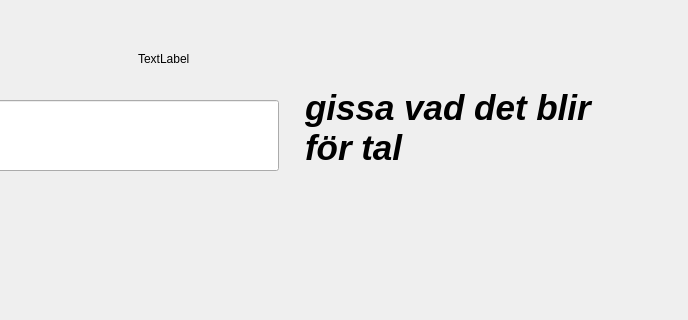
Above: mainwindow.ui from danmar/matte before the change; both pictures show x 112 to 800 and y 0 to 320 of the 800 by 600 pixel window. Below: the same form after it.
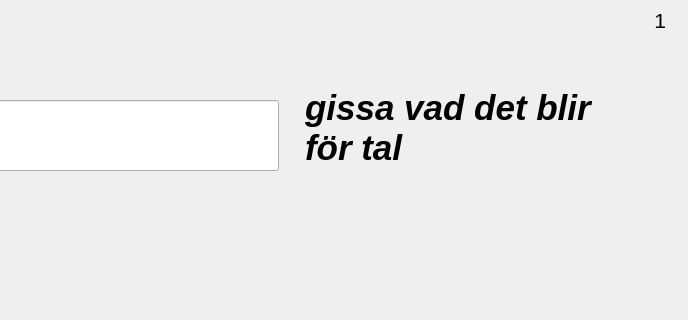
That is the form after the change. Icons and pictures are not drawn.

Commit message: question count

What changed in the file:
```diff
--- a/mainwindow.ui
+++ b/mainwindow.ui
@@ -94,14 +94,25 @@
    <widget class="QLabel" name="blinkCount">
     <property name="geometry">
      <rect>
-      <x>250</x>
-      <y>50</y>
-      <width>58</width>
-      <height>18</height>
+      <x>747</x>
+      <y>10</y>
+      <width>31</width>
+      <height>20</height>
      </rect>
     </property>
+    <property name="font">
+     <font>
+      <pointsize>16</pointsize>
+     </font>
+    </property>
+    <property name="layoutDirection">
+     <enum>Qt::LeftToRight</enum>
+    </property>
     <property name="text">
-     <string>TextLabel</string>
+     <string>1</string>
+    </property>
+    <property name="alignment">
+     <set>Qt::AlignRight|Qt::AlignTrailing|Qt::AlignVCenter</set>
     </property>
    </widget>
    <widget class="QLabel" name="label_2">
```
Left out of the diff: 2 changed lines with no effect on the pictures. The commit also changes 2 other files.
